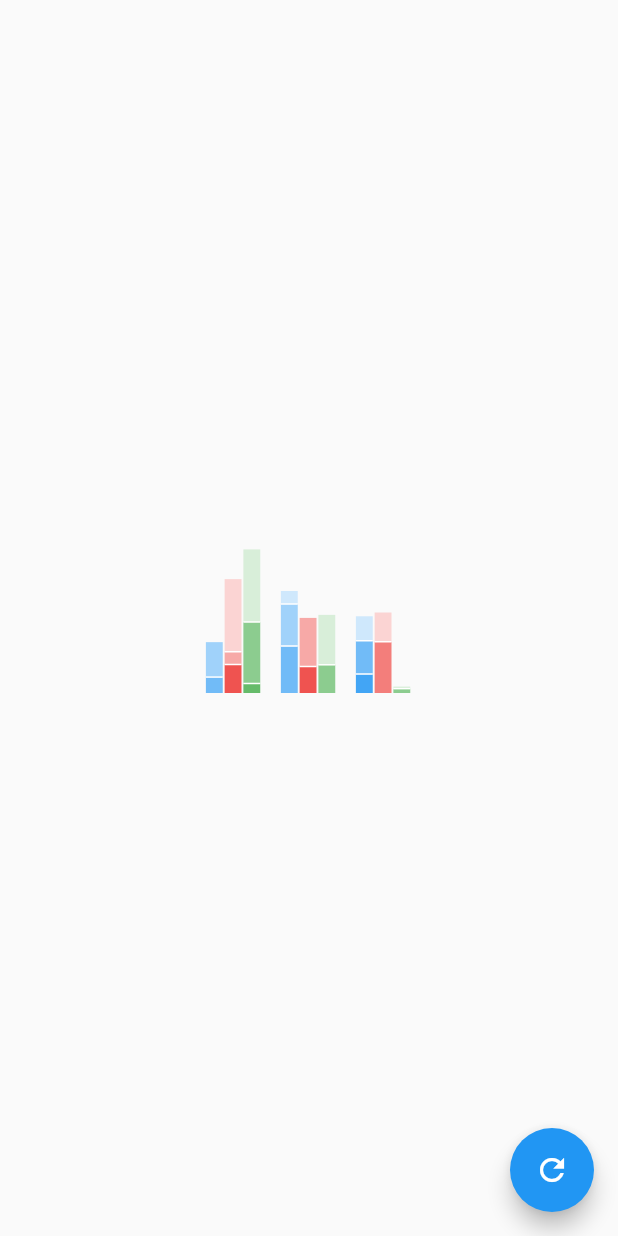
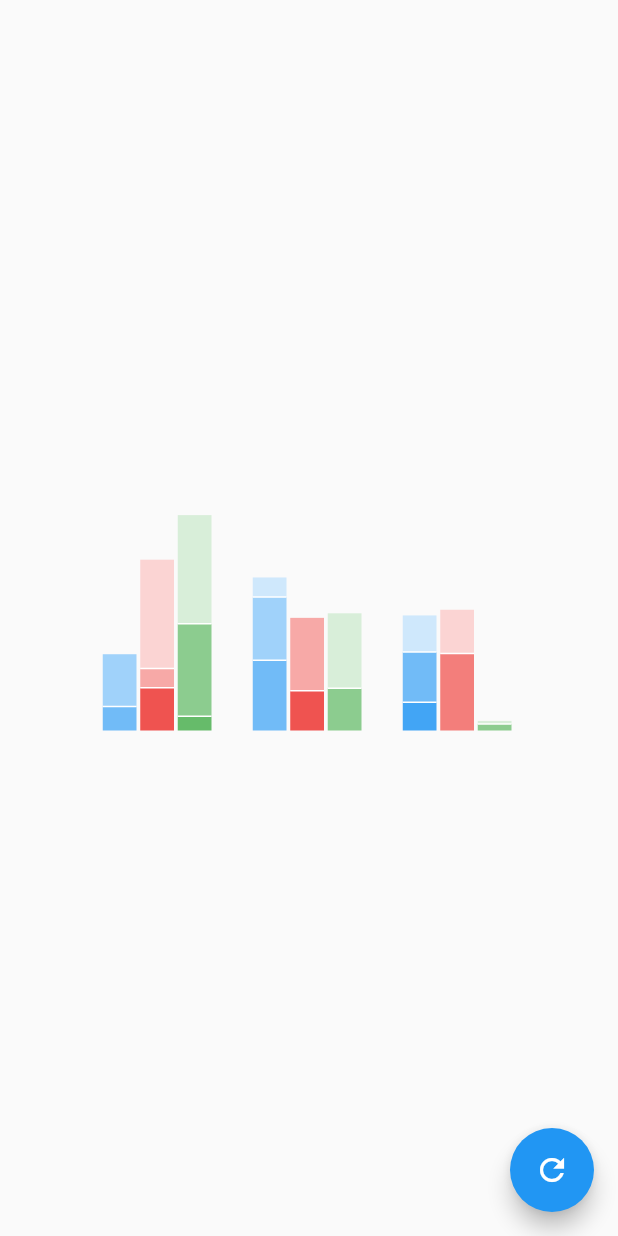
Before and after one commit to alexander-larsson/flutter-charts, a Flutter app: the screen it shows after launch, on a phone screen of 412 x 824 dp. Run offline on Flutter 3.47's test engine with Material 2 defaults, Android fonts, the phone set to English and light mode, and no system bars.

Commit message:
Final edits

```diff
--- a/lib/main.dart
+++ b/lib/main.dart
@@ -4,6 +4,10 @@ import 'package:flutter/animation.dart';
 import 'package:flutter/material.dart';
 
 import 'bar.dart';
+
+// Based on Article below
+// Part 1: https://medium.com/flutter-io/zero-to-one-with-flutter-43b13fd7b354
+// Part 2: https://medium.com/flutter-io/zero-to-one-with-flutter-part-two-5aa2f06655cb
 
 void main() {
   runApp(new MaterialApp(home: new ChartPage()));
@@ -15,7 +19,7 @@ class ChartPage extends StatefulWidget {
 }
 
 class ChartPageState extends State<ChartPage> with TickerProviderStateMixin {
-  static const size = const Size(200.0, 100.0);
+  static const size = const Size(400.0, 150.0);
   final random = new Random();
   AnimationController animation;
   BarChartTween tween;
```
